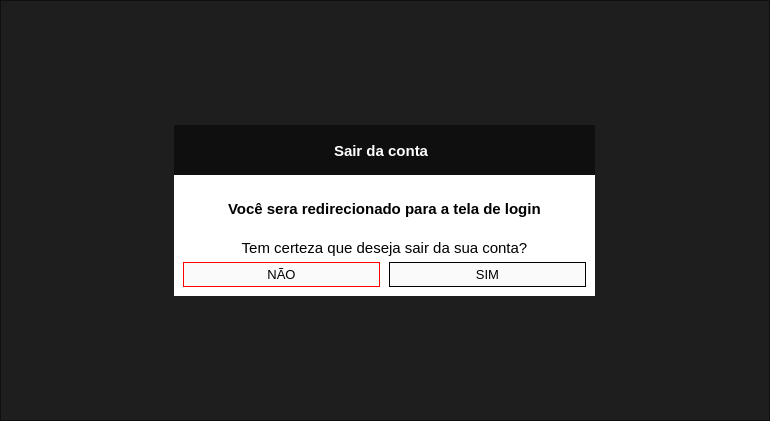
ryanbsdeveloper/app-desktop-caltec, file sair_conta.ui: the form before one commit.
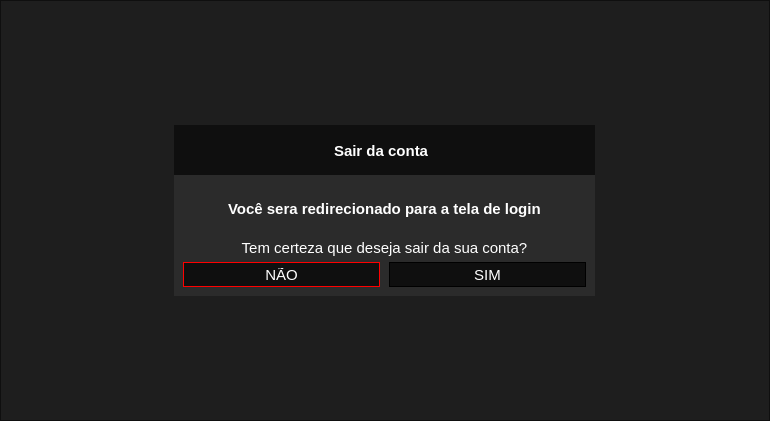
The form after the commit. Icons and pictures are not drawn.

```diff
--- a/sair_conta.ui
+++ b/sair_conta.ui
@@ -187,6 +187,9 @@
              <family>Segoe UI</family>
             </font>
            </property>
+           <property name="styleSheet">
+            <string notr="true">background-color:rgb(43,43,43)</string>
+           </property>
            <property name="frameShape">
             <enum>QFrame::StyledPanel</enum>
            </property>
@@ -237,6 +240,9 @@
                    <bold>true</bold>
                   </font>
                  </property>
+                 <property name="styleSheet">
+                  <string notr="true">color:white</string>
+                 </property>
                  <property name="text">
                   <string>Você sera redirecionado para a tela de login</string>
                  </property>
@@ -282,7 +288,7 @@
                  <property name="font">
                   <font>
                    <family>Segoe UI</family>
-                   <pointsize>10</pointsize>
+                   <pointsize>11</pointsize>
                   </font>
                  </property>
                  <property name="cursor">
@@ -290,8 +296,9 @@
                  </property>
                  <property name="styleSheet">
                   <string notr="true">QPushButton{border:1px solid;
-background:rgb(250, 250, 250);
-padding:5px}
+background:rgb(15, 15, 15);
+padding:5px;
+color:white}
 
 QPushButton:hover{
 	background-color: rgb(204, 204, 204);
@@ -307,7 +314,7 @@
                  <property name="font">
                   <font>
                    <family>Segoe UI</family>
-                   <pointsize>10</pointsize>
+                   <pointsize>11</pointsize>
                   </font>
                  </property>
                  <property name="cursor">
@@ -315,8 +322,9 @@
                  </property>
                  <property name="styleSheet">
                   <string notr="true">QPushButton{border:1px solid red;
-background:rgb(250, 250, 250);
-padding:5px}
+background:rgb(15, 15, 15);
+padding:5px;
+color:white}
 
 QPushButton:hover{
 	background-color: rgb(255, 170, 170);
@@ -335,6 +343,9 @@
                    <pointsize>11</pointsize>
                   </font>
                  </property>
+                 <property name="styleSheet">
+                  <string notr="true">color:white</string>
+                 </property>
                  <property name="text">
                   <string>Tem certeza que deseja sair da sua conta?</string>
                  </property>
```
Left out of the diff: 4 changed lines with no effect on the pictures.
